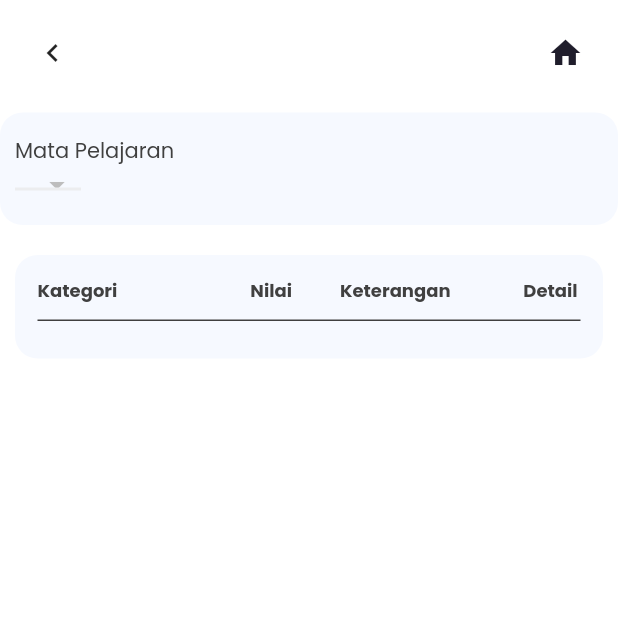
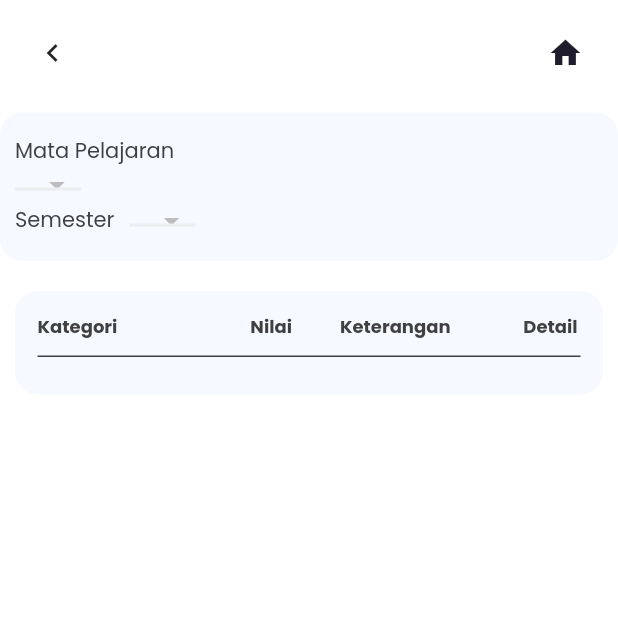
Before and after one commit to jeffriagustiar/fe_info_siswa, a Flutter app: the NilaiHarianPage screen opened directly with empty values, on a phone screen of 412 x 824 dp, the top half of it. Run offline on Flutter 3.47's test engine with Material 2 defaults, Android fonts, the phone set to English and light mode, and no system bars; our stand-ins replace carousel_slider, google_fonts; missing offline and left inert: sp_util; accounts and stored records are empty; network calls fail.

Commit message:
nilai harian semester

```diff
--- a/lib/pages/home/nilai/nilai_harian_page.dart
+++ b/lib/pages/home/nilai/nilai_harian_page.dart
@@ -16,6 +16,8 @@ class NilaiHarianPage extends StatefulWidget {
 class _NilaiHarianPageState extends State<NilaiHarianPage> {
   String? _mapel;
   String? _mapel2 = '1';
+  String? _sem;
+  String? _sem2 = '21';
   String? token = SpUtil.getString('token');
   String? kelas = SpUtil.getInt('idkelas').toString();
 
@@ -36,8 +38,12 @@ class _NilaiHarianPageState extends State<NilaiHarianPage> {
     await Provider.of<SiswaProvider>(context, listen: false).getMapel(jenis);
   }
 
+  dataSemester() async{
+    await Provider.of<SiswaProvider>(context, listen: false).getsemester();
+  }
+
   data2() async{
-    await Provider.of<SiswaProvider>(context, listen: false).getNilaiHarin(token!, _mapel2!, kelas!);
+    await Provider.of<SiswaProvider>(context, listen: false).getNilaiHarin(token!, _mapel2!, kelas!, _sem2!);
   }
 
   @override
@@ -97,6 +103,49 @@ class _NilaiHarianPageState extends State<NilaiHarianPage> {
                     );
                   }
                 )
+              ),
+
+              Row(
+                children: [
+                  Text(
+                    "Semester",
+                    style: blackTextStyle,
+                  ),
+                  SizedBox(width: 10,),
+                  ButtonTheme(
+                    alignedDropdown: true,
+                    child: FutureBuilder(
+                      future: dataSemester(),
+                      builder: (context, snapshot) {
+                        return DropdownButton(
+                          style: TextStyle(
+                            color: blackColor
+                          ),
+                          borderRadius: BorderRadius.circular(15),
+                          focusColor: blackColor,
+                          underline: Container(
+                            height: 2,
+                            color: backgroundColor6,
+                          ),
+                          value: _sem,
+                          onChanged: (newValue) {
+                              setState(() {
+                                _sem = newValue;
+                                _sem2 = newValue;
+                              });
+                            },
+                          items: siswaProvider.semester.map((location) {
+                              return DropdownMenuItem(
+                                // ignore: unnecessary_new, sort_child_properties_last
+                                child: new Text(location.semester.toString(),),
+                                value: location.replid.toString(),
+                              );
+                            }).toList()
+                        );
+                      }
+                    )
+                  ),
+                ],
               ),
           ],
         ),
--- a/lib/provider/siswa_provider.dart
+++ b/lib/provider/siswa_provider.dart
@@ -172,9 +172,9 @@ class SiswaProvider with ChangeNotifier{
   }
 
   //ambil data nilai harian berdasarkan mapel
-  Future<void> getNilaiHarin(String token, String mapel, String kelas) async{
+  Future<void> getNilaiHarin(String token, String mapel, String kelas, String sem) async{
     try {
-      List<NilaiHarianModel> nilaiHarian = await SiswaService().getNilaiHarin(token, mapel, kelas);
+      List<NilaiHarianModel> nilaiHarian = await SiswaService().getNilaiHarin(token, mapel, kelas, sem);
       _nilaiHarian = nilaiHarian;
     } catch (e) {
       print(e);
--- a/lib/services/siswa_service.dart
+++ b/lib/services/siswa_service.dart
@@ -252,8 +252,8 @@ class SiswaService{
   }
 
   //ambil data Nilai Harian Siswa Berdasarkan mapel
-  Future<List<NilaiHarianModel>> getNilaiHarin(String token, String mapel, String kelas) async{
-    var url = Uri.parse('$baseUrl/nilaiHarian?mapel=$mapel&kelas=$kelas');
+  Future<List<NilaiHarianModel>> getNilaiHarin(String token, String mapel, String kelas, String sem) async{
+    var url = Uri.parse('$baseUrl/nilaiHarian?mapel=$mapel&kelas=$kelas&sem=$sem');
 
     var headers = {
       'Content-Type': 'application/json',
```
